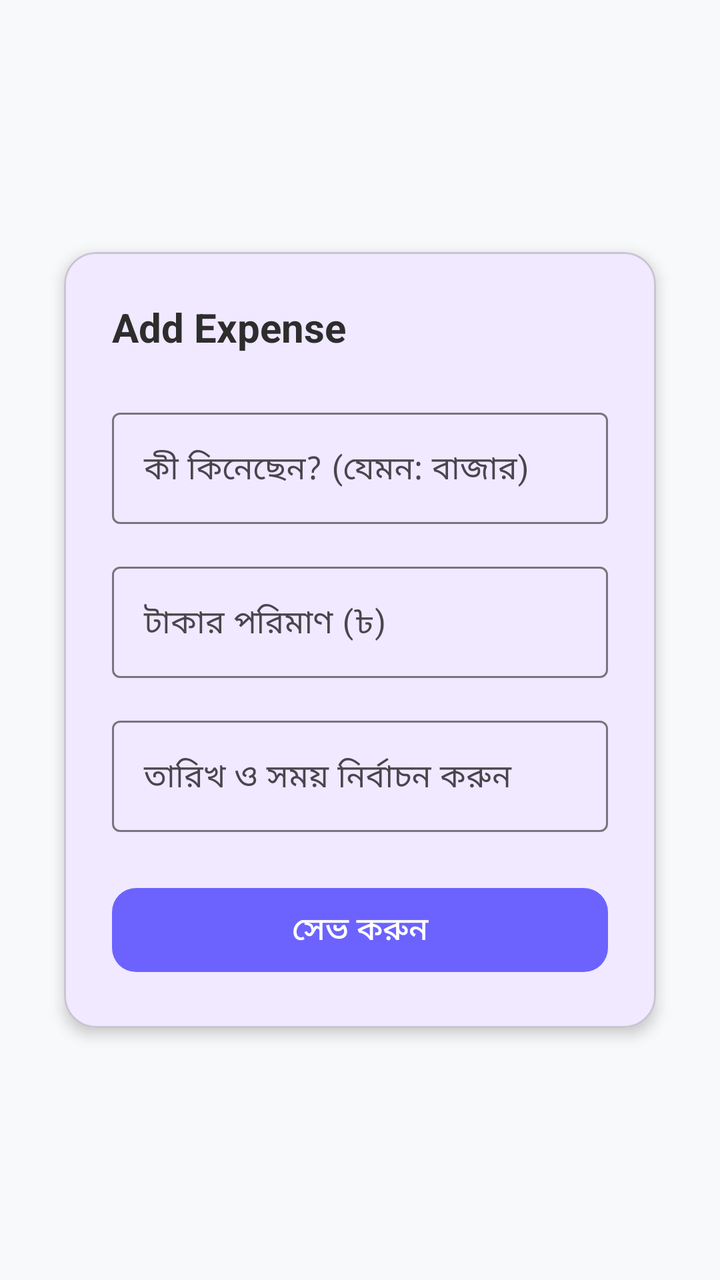
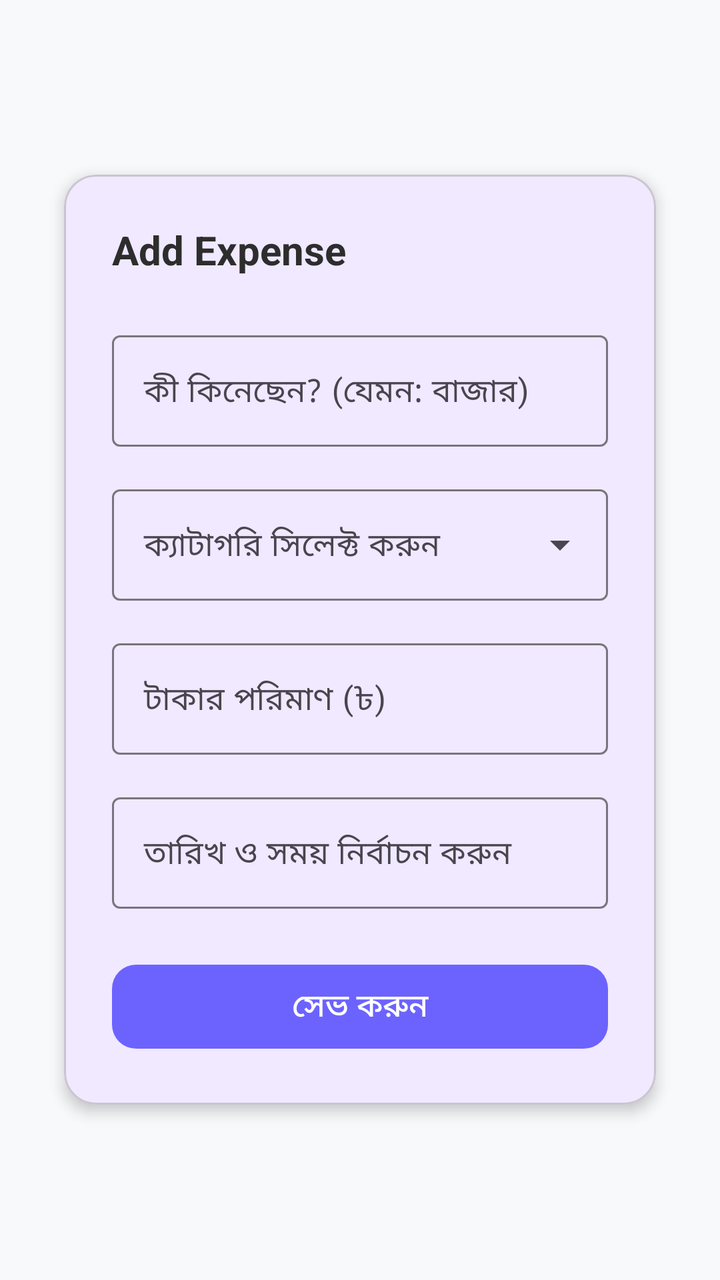

An Android layout rendered at two revisions. The XML below is the earlier revision; the diff shows what the commit changed to produce the second picture.
<!-- AndroidManifest.xml: application theme Theme.ExpenseSplitter -->
<!-- res/layout/activity_add_expense.xml -->
<?xml version="1.0" encoding="utf-8"?>
<ScrollView xmlns:android="http://schemas.android.com/apk/res/android"
    xmlns:app="http://schemas.android.com/apk/res-auto"
    android:layout_width="match_parent"
    android:layout_height="match_parent"
    android:background="#F8F9FA"
    android:fillViewport="true">

    <LinearLayout
        android:layout_width="match_parent"
        android:layout_height="wrap_content"
        android:gravity="center"
        android:orientation="vertical"
        android:padding="16dp">

        <com.google.android.material.card.MaterialCardView
            android:layout_width="match_parent"
            android:layout_height="wrap_content"
            android:layout_margin="16dp"
            app:cardCornerRadius="16dp"
            app:cardElevation="4dp">

            <LinearLayout
                android:layout_width="match_parent"
                android:layout_height="wrap_content"
                android:orientation="vertical"
                android:padding="24dp">

                <TextView
                    android:layout_width="wrap_content"
                    android:layout_height="wrap_content"
                    android:text="Add Expense"
                    android:textColor="@color/text_dark"
                    android:textSize="20sp"
                    android:textStyle="bold"
                    android:layout_marginBottom="24dp"/>

                
                <com.google.android.material.textfield.TextInputLayout
                    style="@style/Widget.Material3.TextInputLayout.OutlinedBox"
                    android:layout_width="match_parent"
                    android:layout_height="wrap_content"
                    android:layout_marginBottom="16dp">
                    <com.google.android.material.textfield.TextInputEditText
                        android:id="@+id/etTitle"
                        android:layout_width="match_parent"
                        android:layout_height="wrap_content"
                        android:hint="কী কিনেছেন? (যেমন: বাজার)" />
                </com.google.android.material.textfield.TextInputLayout>

                
                <com.google.android.material.textfield.TextInputLayout
                    style="@style/Widget.Material3.TextInputLayout.OutlinedBox"
                    android:layout_width="match_parent"
                    android:layout_height="wrap_content"
                    android:layout_marginBottom="16dp">
                    <com.google.android.material.textfield.TextInputEditText
                        android:id="@+id/etAmount"
                        android:layout_width="match_parent"
                        android:layout_height="wrap_content"
                        android:inputType="numberDecimal"
                        android:hint="টাকার পরিমাণ (৳)" />
                </com.google.android.material.textfield.TextInputLayout>

                
                <com.google.android.material.textfield.TextInputLayout
                    style="@style/Widget.Material3.TextInputLayout.OutlinedBox"
                    android:layout_width="match_parent"
                    android:layout_height="wrap_content"
                    android:layout_marginBottom="24dp">
                    <com.google.android.material.textfield.TextInputEditText
                        android:id="@+id/etDateTime"
                        android:layout_width="match_parent"
                        android:layout_height="wrap_content"
                        android:focusable="false"
                        android:clickable="true"
                        android:hint="তারিখ ও সময় নির্বাচন করুন" />
                </com.google.android.material.textfield.TextInputLayout>

                
                <com.google.android.material.button.MaterialButton
                    android:id="@+id/btnSave"
                    android:layout_width="match_parent"
                    android:layout_height="50dp"
                    android:text="সেভ করুন"
                    android:textSize="16sp"
                    app:cornerRadius="12dp" />
            </LinearLayout>
        </com.google.android.material.card.MaterialCardView>
    </LinearLayout>
</ScrollView>
<!-- resources referenced by this layout -->
<resources>
  <color name="text_dark">#2D2D2D</color>
  <style name="Theme.ExpenseSplitter" parent="Theme.Material3.DayNight.NoActionBar">
          <item name="colorPrimary">@color/purple_primary</item>
          <item name="android:windowBackground">@color/bg_color</item>
          <item name="android:statusBarColor">@color/bg_color</item>
          <item name="android:windowLightStatusBar">true</item>
      </style>
  <color name="purple_primary">#6C63FF</color>
  <color name="bg_color">#FFFFFF</color>
</resources>

<!-- the commit's change to res/layout/activity_add_expense.xml (unified diff, before → after) -->
@@ -41,12 +41,26 @@
                     android:layout_width="match_parent"
                     android:layout_height="wrap_content"
                     android:layout_marginBottom="16dp">
-                    <com.google.android.material.textfield.TextInputEditText
+                <com.google.android.material.textfield.TextInputEditText
                         android:id="@+id/etTitle"
                         android:layout_width="match_parent"
                         android:layout_height="wrap_content"
                         android:hint="কী কিনেছেন? (যেমন: বাজার)" />
                 </com.google.android.material.textfield.TextInputLayout>
+                                
+                <com.google.android.material.textfield.TextInputLayout
+                    style="@style/Widget.Material3.TextInputLayout.OutlinedBox.ExposedDropdownMenu"
+                    android:layout_width="match_parent"
+                    android:layout_height="wrap_content"
+                    android:layout_marginBottom="16dp">
+                    <AutoCompleteTextView
+                        android:id="@+id/spinnerCategory"
+                        android:layout_width="match_parent"
+                        android:layout_height="wrap_content"
+                        android:hint="ক্যাটাগরি সিলেক্ট করুন"
+                        android:inputType="none"/>
+                </com.google.android.material.textfield.TextInputLayout>
+                
 
                 
                 <com.google.android.material.textfield.TextInputLayout
